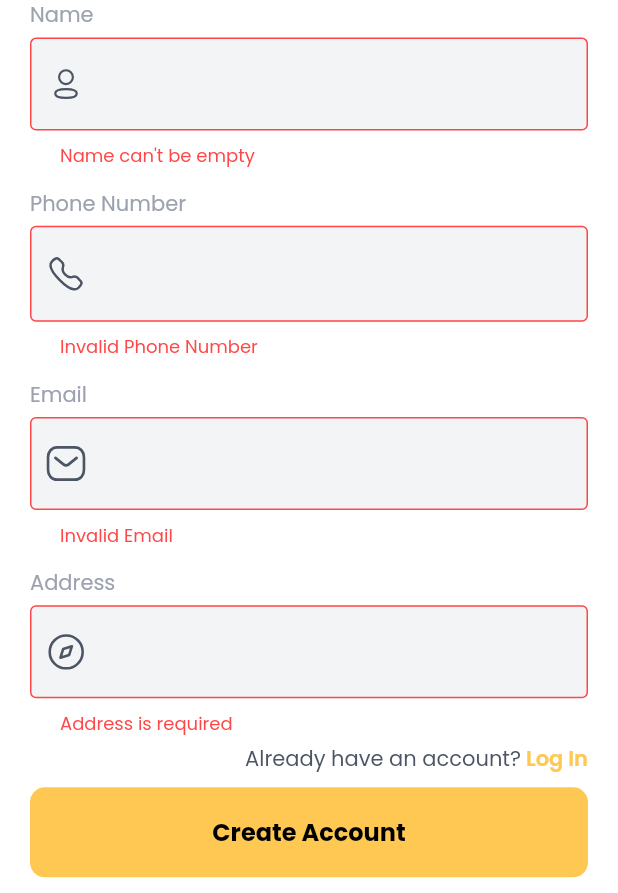
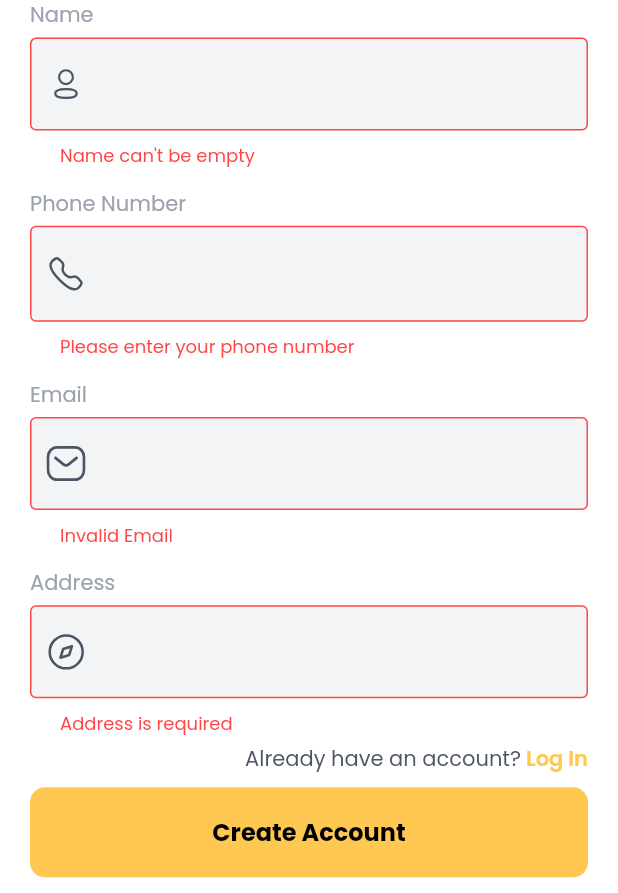
Before and after one commit to 2EasyNow/yummy-food-customer, a Flutter app: the CreateAccountPage screen opened by its route, after a tap on "Log In", after a tap on "Sign Up", after a tap on "Create Account", on a phone screen of 412 x 824 dp, the part 343-1236 px from its top. Run offline on Flutter 3.47's test engine with Material 2 defaults, Android fonts, the phone set to English and light mode, and no system bars; our stand-ins replace buildcondition, cloud_firestore, firebase_auth, firebase_core, firebase_storage, flutter_spinkit and 10 more; missing offline and left inert: cloud_firestore_odm, flutter_statusbarcolor_ns; accounts and stored records are empty.

Commit message:
Feature: Added Pakistan Phone Number Formater

```diff
--- a/lib/app/controllers/login_controller.dart
+++ b/lib/app/controllers/login_controller.dart
@@ -20,7 +20,10 @@ class LoginController extends GetxController {
   final smsCodeController = TextEditingController();
   final loginState = LoginAccountState.phoneVerification.obs;
 
-  String? get phoneNumber => '+923${phoneController.text}';
+  String? get phoneNumber {
+    final number = phoneController.text.replaceAll('-', '-');
+    return '+923$number';
+  }
 
   String? _verificationId;
   int? _forceResendCode;
--- a/lib/app/routes/app_pages.dart
+++ b/lib/app/routes/app_pages.dart
@@ -1,6 +1,4 @@
 import 'package:get/get.dart';
-import 'package:get/get_navigation/src/routes/get_route.dart';
-
 import '../bindings/create_account_binding.dart';
 import '../bindings/getting_started_binding.dart';
 import '../bindings/home_binding.dart';
@@ -33,13 +31,13 @@ class AppPages {
     unknownRoutePage,
     GetPage(
       name: AppRoutes.HOME,
-      page: () => HomePage(),
+      page: () => const HomePage(),
       binding: HomeBinding(),
       transition: _defaultTransition,
     ),
     GetPage(
       name: AppRoutes.SPLASH,
-      page: () => SplashPage(),
+      page: () => const SplashPage(),
       binding: SplashBinding(),
       transition: _defaultTransition,
     ),
@@ -57,33 +55,33 @@ class AppPages {
     ),
     GetPage(
       name: AppRoutes.HOME,
-      page: () => HomePage(),
+      page: () => const HomePage(),
       binding: HomeBinding(),
       transition: _defaultTransition,
     ),
     GetPage(
       name: AppRoutes.GETTING_STARTED,
-      page: () => GettingStartedPage(),
+      page: () => const GettingStartedPage(),
       binding: GettingStartedBinding(),
       transition: _defaultTransition,
     ),
     GetPage(
       name: AppRoutes.ON_BOARDING,
-      page: () => OnBoardingPage(),
+      page: () => const OnBoardingPage(),
       binding: OnBoardingBinding(),
       transition: _defaultTransition,
     ),
     GetPage(
       name: AppRoutes.LOGIN,
-      page: () => LoginPage(),
+      page: () => const LoginPage(),
       binding: LoginBinding(),
-      transition: _defaultTransition,
+      transition: Transition.rightToLeft,
     ),
     GetPage(
       name: AppRoutes.CREATE_ACCOUNT,
-      page: () => CreateAccountPage(),
+      page: () => const CreateAccountPage(),
       binding: CreateAccountBinding(),
-      transition: _defaultTransition,
+      transition: Transition.rightToLeft,
     ),
-];
+  ];
 }
--- a/lib/app/ui/pages/create_account_page/create_account_page.dart
+++ b/lib/app/ui/pages/create_account_page/create_account_page.dart
@@ -1,5 +1,7 @@
+import 'package:flutter/services.dart';
 import 'package:flutter_spinkit/flutter_spinkit.dart';
 import 'package:font_awesome_flutter/font_awesome_flutter.dart';
+import 'package:intelligent_food_delivery/app/utils/input_formatters.dart';
 import '../../../config/app_information.dart';
 import '../../global_widgets/global_widgets.dart';
 import '../../global_widgets/timer_button.dart';
@@ -75,10 +77,18 @@ class CreateAccountPage extends GetView<CreateAccountController> {
                 TextFormField(
                   controller: controller.phoneController,
                   autofillHints: const [AutofillHints.telephoneNumber],
+                  inputFormatters: [
+                    LengthLimitingTextInputFormatter(10),
+                    FilteringTextInputFormatter.digitsOnly,
+                    PakistanPhoneNumberFormatter(separator: '-', smaple: 'XX-XXXXXXX'),
+                  ],
                   keyboardType: TextInputType.phone,
                   validator: (value) {
-                    if (value!.length != 9) {
-                      return 'Invalid Phone Number';
+                    // Valid Phone format XX-XXXXXXX
+                    if (value!.isEmpty) {
+                      return 'Please enter your phone number';
+                    } else if (!RegExp(r'^[0-9]{2}-[0-9]{7}$').hasMatch(value)) {
+                      return 'Please enter a valid phone number';
                     }
                     return null;
                   },
--- a/lib/app/ui/pages/login_page/login_page.dart
+++ b/lib/app/ui/pages/login_page/login_page.dart
@@ -1,4 +1,5 @@
 import 'package:flutter/material.dart';
+import 'package:flutter/services.dart';
 import 'package:flutter_spinkit/flutter_spinkit.dart';
 import 'package:font_awesome_flutter/font_awesome_flutter.dart';
 import 'package:get/get.dart';
@@ -10,6 +11,7 @@ import '../../../../assets/assets.gen.dart';
 import '../../../config/app_information.dart';
 import '../../../controllers/login_controller.dart';
 import '../../../routes/app_routes.dart';
+import '../../../utils/input_formatters.dart';
 import '../../global_widgets/global_widgets.dart';
 import '../../global_widgets/timer_button.dart';
 import '../../theme/app_colors.dart';
@@ -57,10 +59,18 @@ class LoginPage extends GetView<LoginController> {
               TextFormField(
                 controller: controller.phoneController,
                 autofillHints: const [AutofillHints.telephoneNumber],
+                inputFormatters: [
+                  LengthLimitingTextInputFormatter(10),
+                  FilteringTextInputFormatter.digitsOnly,
+                  PakistanPhoneNumberFormatter(separator: '-', smaple: 'XX-XXXXXXX'),
+                ],
                 keyboardType: TextInputType.phone,
                 validator: (value) {
-                  if (value!.length != 9) {
-                    return 'Invalid Phone Number';
+                  // Valid Phone format XX-XXXXXXX
+                  if (value!.isEmpty) {
+                    return 'Please enter your phone number';
+                  } else if (!RegExp(r'^[0-9]{2}-[0-9]{7}$').hasMatch(value)) {
+                    return 'Please enter a valid phone number';
                   }
                   return null;
                 },
--- /dev/null
+++ b/lib/app/utils/input_formatters.dart
@@ -0,0 +1,29 @@
+// A Phone Number Formater that formats the phone number to the format XX-XXXXXXX
+
+import 'package:flutter/services.dart';
+
+class PakistanPhoneNumberFormatter extends TextInputFormatter {
+  PakistanPhoneNumberFormatter({required this.smaple, required this.separator});
+
+  final String smaple;
+  final String separator;
+  @override
+  TextEditingValue formatEditUpdate(
+    TextEditingValue oldValue,
+    TextEditingValue newValue,
+  ) {
+    final newValueString = newValue.text;
+    if (newValueString.length > 2 && newValueString[2] != separator) {
+      // create 2 subsrtings from the newValueString
+      final opCode = newValueString.substring(0, 2);
+      final number = newValueString.substring(2);
+      return TextEditingValue(
+        text: '$opCode-$number',
+        selection: TextSelection.collapsed(
+          offset: newValueString.length + 1,
+        ),
+      );
+    }
+    return newValue;
+  }
+}
```
